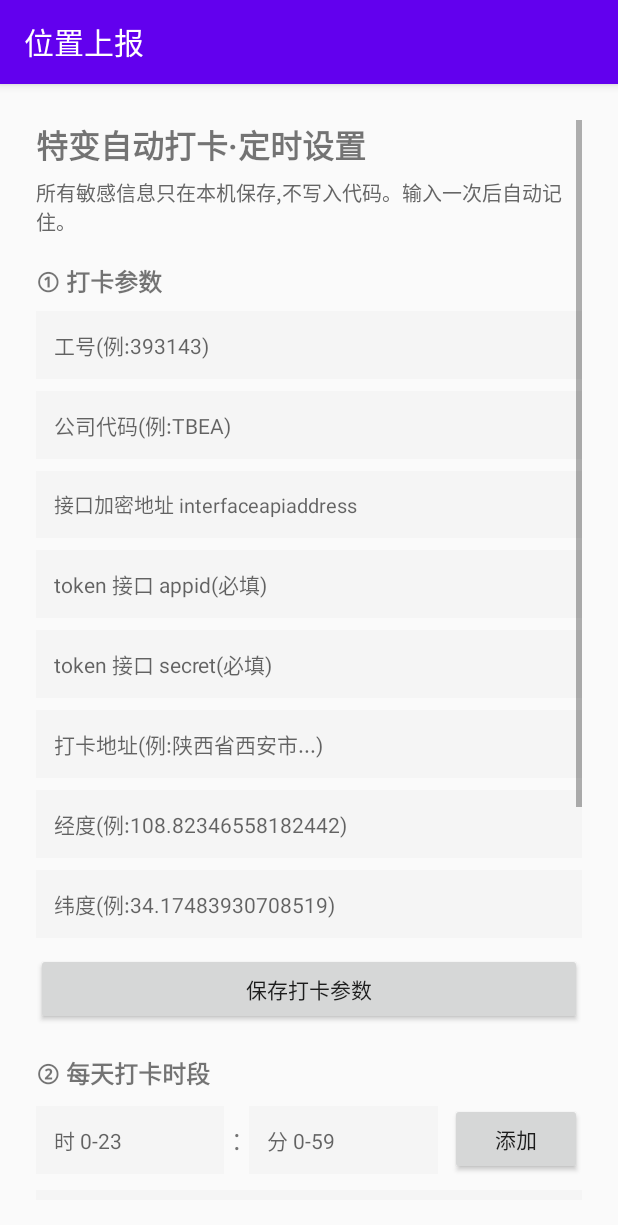
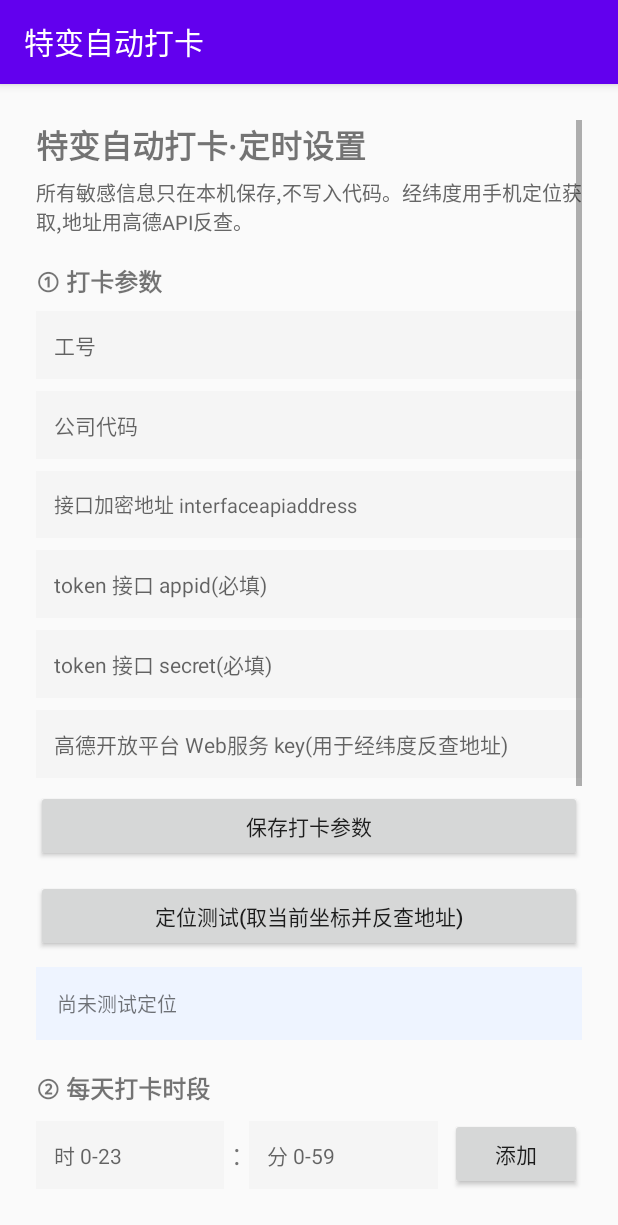
Before and after one commit to Wu1w3dr/location-reporter, an Android app: the DakaActivity screen opened directly, with no data from a screen before it, on a phone screen of 412 x 824 dp. Shown: the top 1225 px of the screen. Run offline under Robolectric (Android 15) with nearby library versions, the phone set to English and light mode, and no system bars; pictures from the network do not load.

Commit message:
Add files via upload

```diff
--- a/LocationReporter-for-github/app/src/main/java/com/example/locationreporter/DakaActivity.kt
+++ b/LocationReporter-for-github/app/src/main/java/com/example/locationreporter/DakaActivity.kt
@@ -1,12 +1,16 @@
 package com.example.locationreporter
 
+import android.Manifest
 import android.app.AlertDialog
+import android.content.pm.PackageManager
 import android.os.Bundle
 import android.widget.Button
 import android.widget.EditText
 import android.widget.TextView
 import android.widget.Toast
 import androidx.appcompat.app.AppCompatActivity
+import androidx.core.app.ActivityCompat
+import androidx.core.content.ContextCompat
 import kotlinx.coroutines.CoroutineScope
 import kotlinx.coroutines.Dispatchers
 import kotlinx.coroutines.SupervisorJob
@@ -20,13 +24,12 @@ class DakaActivity : AppCompatActivity() {
     private lateinit var iface: EditText
     private lateinit var appid: EditText
     private lateinit var secret: EditText
-    private lateinit var address: EditText
-    private lateinit var lng: EditText
-    private lateinit var lat: EditText
+    private lateinit var amapKey: EditText
     private lateinit var hourEdit: EditText
     private lateinit var minuteEdit: EditText
     private lateinit var triggerListText: TextView
     private lateinit var statusText: TextView
+    private lateinit var locationText: TextView
 
     private val scope = CoroutineScope(SupervisorJob() + Dispatchers.Main)
 
@@ -39,23 +42,19 @@ class DakaActivity : AppCompatActivity() {
         iface = findViewById(R.id.dakaIface)
         appid = findViewById(R.id.dakaAppid)
         secret = findViewById(R.id.dakaSecret)
-        address = findViewById(R.id.dakaAddress)
-        lng = findViewById(R.id.dakaLng)
-        lat = findViewById(R.id.dakaLat)
+        amapKey = findViewById(R.id.dakaAmapKey)
         hourEdit = findViewById(R.id.hourEdit)
         minuteEdit = findViewById(R.id.minuteEdit)
         triggerListText = findViewById(R.id.triggerListText)
         statusText = findViewById(R.id.dakaStatusText)
+        locationText = findViewById(R.id.locationPreviewText)
 
-        // 回填已保存配置
         userCode.setText(DakaConfig.getUserCode(this))
         company.setText(DakaConfig.getCompany(this))
         iface.setText(DakaConfig.getIface(this))
         appid.setText(DakaConfig.getAppid(this))
         secret.setText(DakaConfig.getSecret(this))
-        address.setText(DakaConfig.getAddress(this))
-        lng.setText(DakaConfig.getLng(this))
-        lat.setText(DakaConfig.getLat(this))
+        amapKey.setText(DakaConfig.getAmapKey(this))
 
         findViewById<Button>(R.id.dakaSaveButton).setOnClickListener { saveConfig() }
         findViewById<Button>(R.id.addTriggerButton).setOnClickListener { addTrigger() }
@@ -63,19 +62,66 @@ class DakaActivity : AppCompatActivity() {
         triggerListText.setOnClickListener { showDeleteDialog() }
         findViewById<Button>(R.id.testDakaButton).setOnClickListener { runDaka() }
         findViewById<Button>(R.id.testDakaPushButton).setOnClickListener { testPushOnly() }
+        findViewById<Button>(R.id.previewLocationButton).setOnClickListener { previewLocation() }
 
         refreshTriggers()
         refreshStatus()
+        ensureLocationPermission()
+    }
+
+    private fun ensureLocationPermission() {
+        val needed = mutableListOf<String>()
+        if (ContextCompat.checkSelfPermission(
+                this, Manifest.permission.ACCESS_FINE_LOCATION
+            ) != PackageManager.PERMISSION_GRANTED
+        ) {
+            needed.add(Manifest.permission.ACCESS_FINE_LOCATION)
+        }
+        if (ContextCompat.checkSelfPermission(
+                this, Manifest.permission.ACCESS_COARSE_LOCATION
+            ) != PackageManager.PERMISSION_GRANTED
+        ) {
+            needed.add(Manifest.permission.ACCESS_COARSE_LOCATION)
+        }
+        if (needed.isNotEmpty()) {
+            ActivityCompat.requestPermissions(this, needed.toTypedArray(), 1003)
+        }
     }
 
     private fun saveConfig() {
         DakaConfig.save(
             this, userCode.text.toString(), appid.text.toString(), secret.text.toString(),
-            iface.text.toString(), company.text.toString(), address.text.toString(),
-            lng.text.toString(), lat.text.toString()
+            iface.text.toString(), company.text.toString(), amapKey.text.toString()
         )
         Toast.makeText(this, "打卡参数已保存到本机", Toast.LENGTH_SHORT).show()
         refreshStatus()
+    }
+
+    private fun previewLocation() {
+        if (!LocationProvider.hasPermission(this)) {
+            Toast.makeText(this, "请先授予定位权限", Toast.LENGTH_SHORT).show()
+            ensureLocationPermission()
+            return
+        }
+        val key = amapKey.text.toString().trim()
+        if (key.isBlank()) {
+            Toast.makeText(this, "请先填写高德 Web 服务 key", Toast.LENGTH_SHORT).show()
+            return
+        }
+        locationText.text = "正在定位并反查地址..."
+        scope.launch {
+            val result = withContext(Dispatchers.IO) {
+                val fix = LocationProvider.current(applicationContext)
+                if (fix == null) {
+                    "定位失败:未开启定位或长时间未取到位置"
+                } else {
+                    val addr = AmapGeocoder.reverse(key, fix.lat, fix.lng)
+                    "坐标: ${fix.display()}\n地址: ${addr ?: "高德反查失败(检查 key 与配额)"}"
+                }
+            }
+            locationText.text = result
+            Toast.makeText(this@DakaActivity, "定位预览已更新", Toast.LENGTH_SHORT).show()
+        }
     }
 
     private fun addTrigger() {
@@ -138,7 +184,7 @@ class DakaActivity : AppCompatActivity() {
             Toast.makeText(this, "请先保存完整的打卡参数", Toast.LENGTH_SHORT).show()
             return
         }
-        Toast.makeText(this, "正在打卡,请稍候...", Toast.LENGTH_SHORT).show()
+        Toast.makeText(this, "正在定位并打卡,请稍候...", Toast.LENGTH_SHORT).show()
         scope.launch {
             val result = withContext(Dispatchers.IO) { DakaRunner.runOnce(applicationContext) }
             val msg = if (result.success) "打卡成功,结果已推送微信" else "打卡失败:${result.detail.take(120)}"
@@ -177,7 +223,8 @@ class DakaActivity : AppCompatActivity() {
         statusText.text = buildString {
             append("打卡参数:${if (ready) "已配置" else "未配置完整"}\n")
             append("工号:${DakaConfig.getUserCode(this@DakaActivity).ifBlank { "未填" }}\n")
-            append("地址:${DakaConfig.getAddress(this@DakaActivity).ifBlank { "未填" }}\n")
+            append("高德key:${DakaConfig.maskedAmapKey(this@DakaActivity)}\n")
+            append("位置来源:手机GPS/网络定位 + 高德逆地理编码\n")
             append("token: 首页保存的 pushplus token 通用\n")
             append("定时时段:${TriggerStore.summary(this@DakaActivity)}")
         }
--- a/LocationReporter-for-github/app/src/main/java/com/example/locationreporter/DakaConfig.kt
+++ b/LocationReporter-for-github/app/src/main/java/com/example/locationreporter/DakaConfig.kt
@@ -3,8 +3,9 @@ package com.example.locationreporter
 import android.content.Context
 
 /**
- * 打卡所需的全部配置(含敏感项)。
- * 全部由用户在界面输入一次,之后存应用私有 SharedPreferences,不再写死在代码里。
+ * 打卡所需的固定配置(敏感项)。
+ * 经纬度由手机定位实时获取,打卡地址由高德逆地理编码实时获取,不再手工填写,也不写入代码。
+ * 全部由用户在界面输入一次,之后存应用私有 SharedPreferences。
  */
 object DakaConfig {
     private const val PREFS = "daka_config"
@@ -13,9 +14,7 @@ object DakaConfig {
     private const val K_SECRET = "secret"
     private const val K_IFACE = "interface_api_address"
     private const val K_COMPANY = "company_code"
-    private const val K_ADDRESS = "address"
-    private const val K_LNG = "lng"
-    private const val K_LAT = "lat"
+    private const val K_AMAP_KEY = "amap_web_key"
 
     data class Snapshot(
         val userCode: String,
@@ -23,9 +22,7 @@ object DakaConfig {
         val secret: String,
         val iface: String,
         val companyCode: String,
-        val address: String,
-        val lng: String,
-        val lat: String
+        val amapKey: String
     )
 
     private fun prefs(c: Context) =
@@ -36,13 +33,11 @@ object DakaConfig {
     fun getSecret(c: Context) = prefs(c).getString(K_SECRET, "") ?: ""
     fun getIface(c: Context) = prefs(c).getString(K_IFACE, "") ?: ""
     fun getCompany(c: Context) = prefs(c).getString(K_COMPANY, "") ?: ""
-    fun getAddress(c: Context) = prefs(c).getString(K_ADDRESS, "") ?: ""
-    fun getLng(c: Context) = prefs(c).getString(K_LNG, "") ?: ""
-    fun getLat(c: Context) = prefs(c).getString(K_LAT, "") ?: ""
+    fun getAmapKey(c: Context) = prefs(c).getString(K_AMAP_KEY, "") ?: ""
 
     fun save(
         c: Context, userCode: String, appid: String, secret: String,
-        iface: String, company: String, address: String, lng: String, lat: String
+        iface: String, company: String, amapKey: String
     ) {
         prefs(c).edit()
             .putString(K_USER, userCode.trim())
@@ -50,23 +45,20 @@ object DakaConfig {
             .putString(K_SECRET, secret.trim())
             .putString(K_IFACE, iface.trim())
             .putString(K_COMPANY, company.trim())
-            .putString(K_ADDRESS, address.trim())
-            .putString(K_LNG, lng.trim())
-            .putString(K_LAT, lat.trim())
+            .putString(K_AMAP_KEY, amapKey.trim())
             .apply()
     }
 
     fun snapshot(c: Context) = Snapshot(
-        getUserCode(c), getAppid(c), getSecret(c), getIface(c),
-        getCompany(c), getAddress(c), getLng(c), getLat(c)
+        getUserCode(c), getAppid(c), getSecret(c), getIface(c), getCompany(c), getAmapKey(c)
     )
 
-    /** 打卡所需的全部参数都必须由用户填好,代码里不保留任何默认值。 */
+    /** 打卡所需的固定参数都必须填好,代码里不保留任何默认值。 */
     fun isReady(c: Context): Boolean {
         val s = snapshot(c)
         return s.userCode.isNotBlank() && s.iface.isNotBlank() &&
-                s.companyCode.isNotBlank() && s.appid.isNotBlank() && s.secret.isNotBlank() &&
-                s.address.isNotBlank() && s.lng.isNotBlank() && s.lat.isNotBlank()
+                s.companyCode.isNotBlank() && s.appid.isNotBlank() &&
+                s.secret.isNotBlank() && s.amapKey.isNotBlank()
     }
 
     fun maskedSecret(c: Context): String {
@@ -77,4 +69,13 @@ object DakaConfig {
             else -> "${s.take(3)}****${s.takeLast(3)}"
         }
     }
+
+    fun maskedAmapKey(c: Context): String {
+        val s = getAmapKey(c)
+        return when {
+            s.isEmpty() -> "未配置"
+            s.length <= 8 -> s
+            else -> "${s.take(6)}...${s.takeLast(4)}"
+        }
+    }
 }
--- a/LocationReporter-for-github/app/src/main/res/layout/activity_daka.xml
+++ b/LocationReporter-for-github/app/src/main/res/layout/activity_daka.xml
@@ -20,7 +20,7 @@
         <TextView
             android:layout_width="match_parent"
             android:layout_height="wrap_content"
-            android:text="所有敏感信息只在本机保存,不写入代码。输入一次后自动记住。"
+            android:text="所有敏感信息只在本机保存,不写入代码。经纬度用手机定位获取,地址用高德API反查。"
             android:textSize="13sp"
             android:textColor="#666666"
             android:layout_marginBottom="18dp" />
@@ -37,7 +37,7 @@
             android:id="@+id/dakaUserCode"
             android:layout_width="match_parent"
             android:layout_height="wrap_content"
-            android:hint="工号(例:393143)"
+            android:hint="工号"
             android:inputType="text"
             android:singleLine="true"
             android:textSize="14sp"
@@ -49,7 +49,7 @@
             android:id="@+id/dakaCompany"
             android:layout_width="match_parent"
             android:layout_height="wrap_content"
-            android:hint="公司代码(例:TBEA)"
+            android:hint="公司代码"
             android:inputType="text"
             android:singleLine="true"
             android:textSize="14sp"
@@ -93,45 +93,40 @@
             android:layout_marginBottom="8dp" />
 
         <EditText
-            android:id="@+id/dakaAddress"
+            android:id="@+id/dakaAmapKey"
             android:layout_width="match_parent"
             android:layout_height="wrap_content"
-            android:hint="打卡地址(例:陕西省西安市...)"
+            android:hint="高德开放平台 Web服务 key(用于经纬度反查地址)"
             android:inputType="text"
-            android:textSize="14sp"
-            android:background="#F5F5F5"
-            android:padding="12dp"
-            android:layout_marginBottom="8dp" />
-
-        <EditText
-            android:id="@+id/dakaLng"
-            android:layout_width="match_parent"
-            android:layout_height="wrap_content"
-            android:hint="经度(例:108.82346558182442)"
-            android:inputType="numberDecimal"
             android:singleLine="true"
             android:textSize="14sp"
             android:background="#F5F5F5"
             android:padding="12dp"
             android:layout_marginBottom="8dp" />
 
-        <EditText
-            android:id="@+id/dakaLat"
-            android:layout_width="match_parent"
-            android:layout_height="wrap_content"
-            android:hint="纬度(例:34.17483930708519)"
-            android:inputType="numberDecimal"
-            android:singleLine="true"
-            android:textSize="14sp"
-            android:background="#F5F5F5"
-            android:padding="12dp"
-            android:layout_marginBottom="10dp" />
-
         <Button
             android:id="@+id/dakaSaveButton"
             android:layout_width="match_parent"
             android:layout_height="wrap_content"
             android:text="保存打卡参数"
+            android:layout_marginBottom="12dp" />
+
+        <Button
+            android:id="@+id/previewLocationButton"
+            android:layout_width="match_parent"
+            android:layout_height="wrap_content"
+            android:text="定位测试(取当前坐标并反查地址)"
+            android:layout_marginBottom="10dp" />
+
+        <TextView
+            android:id="@+id/locationPreviewText"
+            android:layout_width="match_parent"
+            android:layout_height="wrap_content"
+            android:background="#EEF4FF"
+            android:padding="14dp"
+            android:textSize="13sp"
+            android:lineSpacingExtra="6dp"
+            android:text="尚未测试定位"
             android:layout_marginBottom="20dp" />
 
         <TextView
```
Also changed, not shown: LocationReporter-for-github/app/src/main/AndroidManifest.xml (+1 -8 lines), LocationReporter-for-github/app/src/main/java/com/example/locationreporter/AmapGeocoder.kt (added, +51 -0 lines), LocationReporter-for-github/app/src/main/java/com/example/locationreporter/BootReceiver.kt (+1 -15 lines), LocationReporter-for-github/app/src/main/java/com/example/locationreporter/DakaClient.kt (+4 -4 lines), LocationReporter-for-github/app/src/main/java/com/example/locationreporter/DakaRunner.kt (+38 -7 lines), LocationReporter-for-github/app/src/main/java/com/example/locationreporter/LocationProvider.kt (added, +117 -0 lines), LocationReporter-for-github/app/src/main/java/com/example/locationreporter/MainActivity.kt (+5 -41 lines), LocationReporter-for-github/app/src/main/java/com/example/locationreporter/PushPlusSender.kt (+1 -30 lines), LocationReporter-for-github/app/src/main/res/layout/activity_main.xml (+5 -12 lines).
